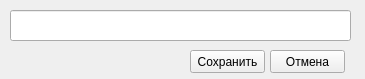
Before: the Qt Designer form faces/edit_service.ui in vanobl/counter, drawn with Qt 5.
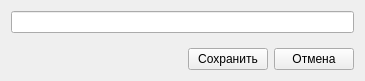
After: the same form once the commit is applied.

Commit message: модифицировал интерфейсы

```diff
--- a/faces/edit_service.ui
+++ b/faces/edit_service.ui
@@ -7,48 +7,65 @@
     <x>0</x>
     <y>0</y>
     <width>365</width>
-    <height>79</height>
+    <height>81</height>
    </rect>
   </property>
   <property name="windowTitle">
    <string>Form</string>
   </property>
-  <widget class="QLineEdit" name="edit_name">
-   <property name="geometry">
-    <rect>
-     <x>10</x>
-     <y>10</y>
-     <width>341</width>
-     <height>31</height>
-    </rect>
-   </property>
-  </widget>
-  <widget class="QPushButton" name="btn_exit">
-   <property name="geometry">
-    <rect>
-     <x>270</x>
-     <y>50</y>
-     <width>75</width>
-     <height>23</height>
-    </rect>
-   </property>
-   <property name="text">
-    <string>Отмена</string>
-   </property>
-  </widget>
-  <widget class="QPushButton" name="btn_action">
-   <property name="geometry">
-    <rect>
-     <x>190</x>
-     <y>50</y>
-     <width>75</width>
-     <height>23</height>
-    </rect>
-   </property>
-   <property name="text">
-    <string>Сохранить</string>
-   </property>
-  </widget>
+  <layout class="QGridLayout" name="gridLayout">
+   <item row="0" column="0">
+    <layout class="QVBoxLayout" name="verticalLayout">
+     <item>
+      <widget class="QLineEdit" name="edit_name"/>
+     </item>
+     <item>
+      <spacer name="verticalSpacer">
+       <property name="orientation">
+        <enum>Qt::Vertical</enum>
+       </property>
+       <property name="sizeHint" stdset="0">
+        <size>
+         <width>20</width>
+         <height>28</height>
+        </size>
+       </property>
+      </spacer>
+     </item>
+     <item>
+      <layout class="QHBoxLayout" name="horizontalLayout">
+       <item>
+        <spacer name="horizontalSpacer">
+         <property name="orientation">
+          <enum>Qt::Horizontal</enum>
+         </property>
+         <property name="sizeHint" stdset="0">
+          <size>
+           <width>40</width>
+           <height>20</height>
+          </size>
+         </property>
+        </spacer>
+       </item>
+       <item>
+        <widget class="QPushButton" name="btn_action">
+         <property name="text">
+          <string>Сохранить</string>
+         </property>
+        </widget>
+       </item>
+       <item>
+        <widget class="QPushButton" name="btn_exit">
+         <property name="text">
+          <string>Отмена</string>
+         </property>
+        </widget>
+       </item>
+      </layout>
+     </item>
+    </layout>
+   </item>
+  </layout>
  </widget>
  <resources/>
  <connections/>
```
The commit also changes 3 other files.
